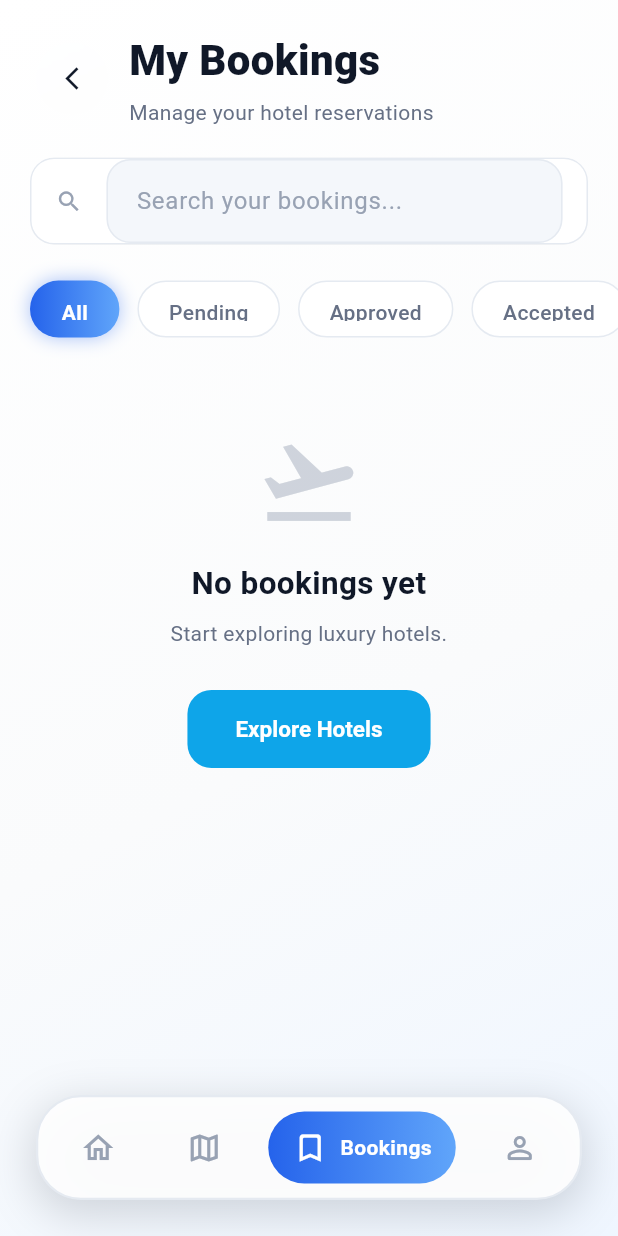
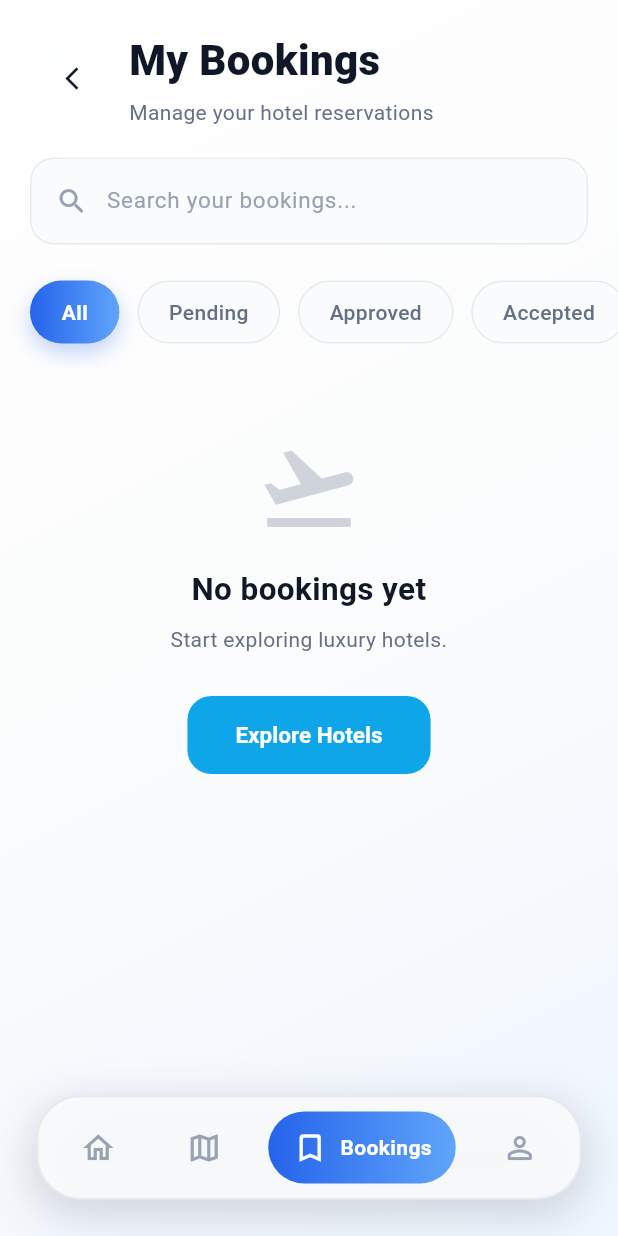
Before and after one commit to Talha6336/hotelbookingapp, a Flutter app: the CustomerDashboardScreen screen opened by its route, item 2 of the bottom bar chosen, after a tap on the "bookmark outline" icon, on a phone screen of 412 x 824 dp. Run offline on Flutter 3.47's test engine with Material 3 defaults, Android fonts, the phone set to English and light mode, and no system bars; our stand-ins replace cloud_firestore, firebase_auth, firebase_core, flutter_map, geolocator, google_sign_in and 2 more; accounts and stored records are empty.

Commit message:
refactor: enhance search and filter UI in customer bookings screen
refactor: optimize summary cards layout in customer bookings screen

refactor: streamline tab layout in customer bookings screen

style: refine input decoration styles in customer dashboard and owner hotels screens

```diff
--- a/lib/core/theme/app_colors.dart
+++ b/lib/core/theme/app_colors.dart
@@ -111,7 +111,7 @@ class AppColors {
       isDark(context) ? darkBackground : lightBackground;
 
   static Color adaptiveSurface(BuildContext context) =>
-      isDark(context) ? darkSurfaceElevated : lightSurface;
+      isDark(context) ? darkBackground : lightBackground;
 
   static Color adaptiveSurfaceMuted(BuildContext context) =>
       isDark(context) ? darkSurfaceMuted : lightSurfaceMuted;
--- a/lib/presentation/customer/customer_bookings_screen.dart
+++ b/lib/presentation/customer/customer_bookings_screen.dart
@@ -311,42 +311,75 @@ class _CustomerBookingsScreenState extends State<CustomerBookingsScreen>
   return Padding(
     padding: const EdgeInsets.symmetric(horizontal: 20, vertical: 8),
     child: _glassSearchCard(
-        padding: const EdgeInsets.symmetric(horizontal: 16),
+      padding: const EdgeInsets.symmetric(horizontal: 16, vertical: 4),
+      child: SizedBox(
+        height: 48,
+        child: Row(
+          children: [
+            Icon(
+              Icons.search_rounded,
+              size: 22,
+              color: AppColors.adaptiveTextTertiary(context),
+            ),
+
+            const SizedBox(width: 12),
+
+            Expanded(
               child: TextField(
                 controller: _searchController,
-          style: TextStyle(color: AppColors.adaptiveTextPrimary(context)),
+                style: TextStyle(
+                  color: AppColors.adaptiveTextPrimary(context),
+                  fontSize: 15,
+                  fontWeight: FontWeight.w500,
+                ),
+                cursorColor: AppColors.primary,
                 keyboardType: TextInputType.text,
                 textInputAction: TextInputAction.search,
                 onChanged: (value) {
                   setState(() {
-              _searchQuery = value;
+                    _searchQuery = value.trim();
                   });
                 },
                 decoration: InputDecoration(
                   hintText: 'Search your bookings...',
                   hintStyle: TextStyle(
                     color: AppColors.adaptiveTextTertiary(context),
+                    fontSize: 15,
+                    fontWeight: FontWeight.w400,
                   ),
-            icon: Icon(
-              Icons.search,
+
+                  // Important: removes TextField's own visual layer
+                  filled: false,
+                  fillColor: Colors.transparent,
+
+                  border: InputBorder.none,
+                  enabledBorder: InputBorder.none,
+                  focusedBorder: InputBorder.none,
+                  disabledBorder: InputBorder.none,
+                  errorBorder: InputBorder.none,
+                  focusedErrorBorder: InputBorder.none,
+
+                  isDense: true,
+                  contentPadding: EdgeInsets.zero,
+                ),
+              ),
+            ),
+
+            if (_searchQuery.isNotEmpty)
+              GestureDetector(
+                onTap: _clearSearch,
+                child: Icon(
+                  Icons.close_rounded,
+                  size: 20,
                   color: AppColors.adaptiveTextTertiary(context),
                 ),
-            suffixIcon: _searchQuery.isNotEmpty
-                ? IconButton(
-                    icon: Icon(
-                      Icons.close_rounded,
-                      color: AppColors.adaptiveTextTertiary(context),
               ),
-                    onPressed: _clearSearch,
-                  )
-                : null,
-            border: InputBorder.none,
+          ],
         ),
       ),
     ),
   );
 }
-
   Widget _glassSearchCard({
     required Widget child,
     required EdgeInsets padding,
@@ -376,29 +409,16 @@ class _CustomerBookingsScreenState extends State<CustomerBookingsScreen>
   }
 
 Widget _buildSummaryCards(Map<String, int> stats) {
-    return SizedBox(
-      height: 90,
-      child: ListView(
+  return SingleChildScrollView(
     scrollDirection: Axis.horizontal,
     physics: const BouncingScrollPhysics(),
     padding: const EdgeInsets.symmetric(horizontal: 20),
+    child: Row(
       children: [
         _buildStatCard('Total', stats['Total'] ?? 0, const Color(0xFF2196F3)),
-          _buildStatCard(
-            'Pending',
-            stats['Pending'] ?? 0,
-            const Color(0xFFFF9800),
-          ),
-          _buildStatCard(
-            'Approved',
-            stats['Approved'] ?? 0,
-            const Color(0xFF4CAF50),
-          ),
-          _buildStatCard(
-            'Cancelled',
-            stats['Cancelled'] ?? 0,
-            const Color(0xFFF44336),
-          ),
+        _buildStatCard('Pending', stats['Pending'] ?? 0, const Color(0xFFFF9800)),
+        _buildStatCard('Approved', stats['Approved'] ?? 0, const Color(0xFF4CAF50)),
+        _buildStatCard('Cancelled', stats['Cancelled'] ?? 0, const Color(0xFFF44336)),
       ],
     ),
   );
@@ -412,32 +432,30 @@ class _CustomerBookingsScreenState extends State<CustomerBookingsScreen>
     decoration: BoxDecoration(
       color: AppColors.adaptiveSurface(context),
       borderRadius: BorderRadius.circular(20),
-        border: Border.all(color: color.withValues(alpha: 0.3)),
-        boxShadow: [
-          BoxShadow(
-            color: AppColors.adaptiveShadow(context),
-            blurRadius: 22,
-            offset: const Offset(0, 10),
+      border: Border.all(
+        color: color.withValues(alpha: 0.18),
+        width: 1,
       ),
-        ],
     ),
-      child: FittedBox(
-        fit: BoxFit.scaleDown,
-        alignment: Alignment.centerLeft,
     child: Column(
       crossAxisAlignment: CrossAxisAlignment.start,
-          mainAxisAlignment: MainAxisAlignment.center,
+      mainAxisSize: MainAxisSize.min,
       children: [
         Text(
           title,
+          maxLines: 1,
+          overflow: TextOverflow.ellipsis,
           style: TextStyle(
             color: AppColors.adaptiveTextSecondary(context),
             fontSize: 13,
+            fontWeight: FontWeight.w500,
           ),
         ),
         const SizedBox(height: 4),
         Text(
           count.toString(),
+          maxLines: 1,
+          overflow: TextOverflow.ellipsis,
           style: TextStyle(
             color: color,
             fontSize: 24,
@@ -446,20 +464,16 @@ class _CustomerBookingsScreenState extends State<CustomerBookingsScreen>
         ),
       ],
     ),
-      ),
   );
 }
 
   Widget _buildTabs() {
-    return SizedBox(
-      height: 70,
-      child: ListView.builder(
+  return SingleChildScrollView(
     scrollDirection: Axis.horizontal,
     physics: const BouncingScrollPhysics(),
     padding: const EdgeInsets.fromLTRB(20, 16, 20, 16),
-        itemCount: _tabs.length,
-        itemBuilder: (context, index) {
-          final tab = _tabs[index];
+    child: Row(
+      children: _tabs.map((tab) {
         final isSelected = _selectedTab == tab;
 
         return GestureDetector(
@@ -473,14 +487,22 @@ class _CustomerBookingsScreenState extends State<CustomerBookingsScreen>
           child: AnimatedContainer(
             duration: const Duration(milliseconds: 300),
             margin: const EdgeInsets.only(right: 12),
-              padding: const EdgeInsets.symmetric(horizontal: 20, vertical: 10),
+            padding: const EdgeInsets.symmetric(
+              horizontal: 20,
+              vertical: 10,
+            ),
             decoration: BoxDecoration(
               gradient: isSelected
                   ? const LinearGradient(
-                        colors: [AppColors.primary, AppColors.secondary],
+                      colors: [
+                        AppColors.primary,
+                        AppColors.secondary,
+                      ],
                     )
                   : null,
-                color: isSelected ? null : AppColors.adaptiveSurface(context),
+              color: isSelected
+                  ? null
+                  : AppColors.adaptiveSurface(context),
               borderRadius: BorderRadius.circular(24),
               border: Border.all(
                 color: isSelected
@@ -490,30 +512,30 @@ class _CustomerBookingsScreenState extends State<CustomerBookingsScreen>
               boxShadow: isSelected
                   ? [
                       BoxShadow(
-                          color: AppColors.primary.withValues(alpha: 0.4),
-                          blurRadius: 10,
+                        color: AppColors.primary.withValues(alpha: 0.28),
+                        blurRadius: 12,
+                        offset: const Offset(0, 6),
                       ),
                     ]
                   : [],
             ),
-              child: Center(
             child: Text(
               tab,
               style: TextStyle(
                 color: isSelected
                     ? Colors.white
                     : AppColors.adaptiveTextSecondary(context),
-                    fontWeight: isSelected ? FontWeight.bold : FontWeight.w500,
-                  ),
+                fontWeight: isSelected
+                    ? FontWeight.bold
+                    : FontWeight.w500,
               ),
             ),
           ),
         );
-        },
+      }).toList(),
     ),
   );
 }
-
   Widget _buildKeyboardSafeEmptyState({
     required String title,
     required String subtitle,
--- a/lib/presentation/customer/customer_dashboard_screen.dart
+++ b/lib/presentation/customer/customer_dashboard_screen.dart
@@ -510,7 +510,18 @@ class _CustomerDashboardScreenState extends State<CustomerDashboardScreen> {
                   hintStyle: TextStyle(
                     color: AppColors.adaptiveTextTertiary(context),
                   ),
+                   filled: false,
+                  fillColor: Colors.transparent,
+
                   border: InputBorder.none,
+                  enabledBorder: InputBorder.none,
+                  focusedBorder: InputBorder.none,
+                  disabledBorder: InputBorder.none,
+                  errorBorder: InputBorder.none,
+                  focusedErrorBorder: InputBorder.none,
+
+                  isDense: true,
+
                 ),
               ),
             ),
```
Also changed, not shown: lib/presentation/owner/owner_hotels_screen.dart (+11 -0 lines), 1 other file. Lines whose indentation alone changed are shown as unchanged.
